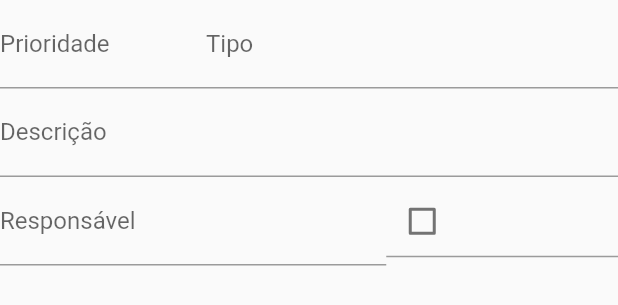
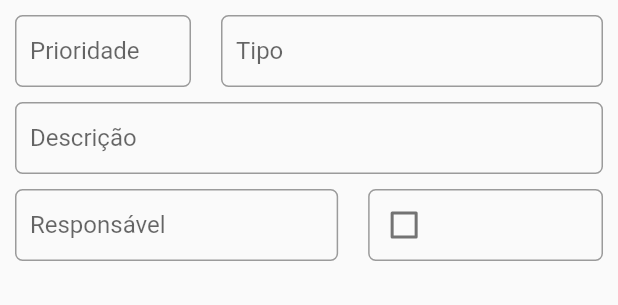
Before and after one commit to vinadeia/lista_tarefas_flutter, a Flutter app: the FormularioAddTarefa widget shown alone on an empty page, opened directly with empty values, on a phone screen of 412 x 824 dp. Shown: the top 305 px of the screen. Run offline on Flutter 3.47's test engine with Material 2 defaults, Android fonts, the phone set to English and light mode, and no system bars; our stand-ins replace dio, geolocator, google_fonts, table_calendar.

Commit message:
Estilização e posicionamento do formulário de adicionar tarefas

```diff
--- a/lib/style/theme_app.dart
+++ b/lib/style/theme_app.dart
@@ -21,6 +21,15 @@ class ThemeApp {
     listTileTheme: const ListTileThemeData(
       textColor: Colors.white,
     ),
+    inputDecorationTheme: const InputDecorationTheme(
+      contentPadding: EdgeInsets.only(left: 10, right: 10),
+      border: OutlineInputBorder(
+        borderSide: BorderSide(
+          width: 1.0
+        ),
+        borderRadius: BorderRadius.all(Radius.circular(5))
+      )
+    ),
     cardTheme:const CardTheme(
       margin: EdgeInsets.fromLTRB(10, 10, 10, 10),
       color: Color.fromARGB(255, 255, 255, 255),
--- a/lib/views/formulario_add_tarefa.dart
+++ b/lib/views/formulario_add_tarefa.dart
@@ -41,6 +41,8 @@ class _FormularioAddTarefaState extends State<FormularioAddTarefa> {
                   children: [
                     Expanded(
                       flex: 2,
+                      child: Padding(
+                        padding: const EdgeInsets.all(10),
                         child: TextFormField(
                           controller: widget.prioridadeController,
                           decoration: const InputDecoration(
@@ -49,8 +51,11 @@ class _FormularioAddTarefaState extends State<FormularioAddTarefa> {
                           // onFieldSubmitted: (){},
                         ),
                       ),
+                    ),
                     Expanded(
                       flex: 4,
+                      child: Padding(
+                        padding: const EdgeInsets.all(10),
                         child: TextFormField(
                           controller: widget.tipoController,
                           decoration: const InputDecoration(
@@ -58,19 +63,25 @@ class _FormularioAddTarefaState extends State<FormularioAddTarefa> {
                           ),
                         ),
                       ),
+                    ),
                   ],
                 ),
-                TextFormField(
+                Padding(
+                  padding: const EdgeInsets.only(left: 10, right: 10),
+                  child: TextFormField(
                     controller: widget.descricaoController,
                     decoration: const InputDecoration(
                       label: Text('Descrição')
                     ),
                     // onFieldSubmitted: (){},
                   ),
+                ),
                 Row(
                   children: [
                     Expanded(
-                      flex: 5,
+                      flex: 4,
+                      child: Padding(
+                        padding: const EdgeInsets.all(10),
                         child: TextFormField(
                           controller: widget.responsavelController,
                           decoration: const InputDecoration(
@@ -79,8 +90,11 @@ class _FormularioAddTarefaState extends State<FormularioAddTarefa> {
                           // onFieldSubmitted: (){},
                         ),
                       ),
+                    ),
                     Expanded(
                       flex: 3,
+                      child: Padding(
+                        padding: const EdgeInsets.all(10),
                         child: TextFormField(
                           controller: widget.statusController,
                           decoration: InputDecoration(
@@ -100,6 +114,7 @@ class _FormularioAddTarefaState extends State<FormularioAddTarefa> {
                           ),
                         ),
                       ),
+                    ),
                   ],
                 ),
               ],
```
Also changed, not shown: lib/components/card_prev_temp.dart (+31 -16 lines), lib/views/lista_tarefas.dart (+31 -9 lines). Lines whose indentation alone changed are shown as unchanged.
